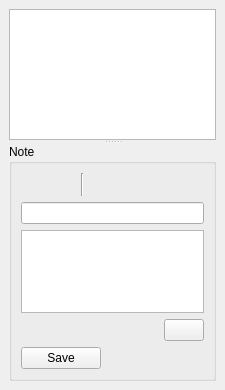
First picture: the form in src/ui/dock/notesdockwidget.ui, repository metaxy/openBibleViewer, before the edit.
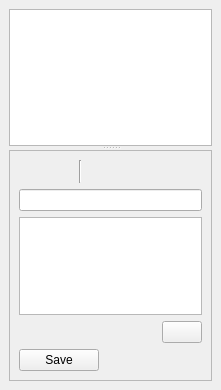
Second picture: the form after the edit. Icons and pictures are not drawn.

Commit message: better notesdockwidget

```diff
--- a/src/ui/dock/notesdockwidget.ui
+++ b/src/ui/dock/notesdockwidget.ui
@@ -37,15 +37,18 @@
         <enum>QAbstractItemView::SelectItems</enum>
        </property>
       </widget>
-      <widget class="QGroupBox" name="groupBox">
+      <widget class="QFrame" name="frame">
        <property name="sizePolicy">
         <sizepolicy hsizetype="Expanding" vsizetype="Expanding">
          <horstretch>0</horstretch>
          <verstretch>0</verstretch>
         </sizepolicy>
        </property>
-       <property name="title">
-        <string>Note</string>
+       <property name="frameShape">
+        <enum>QFrame::StyledPanel</enum>
+       </property>
+       <property name="frameShadow">
+        <enum>QFrame::Raised</enum>
        </property>
        <layout class="QVBoxLayout" name="verticalLayout_5">
         <item>
```
